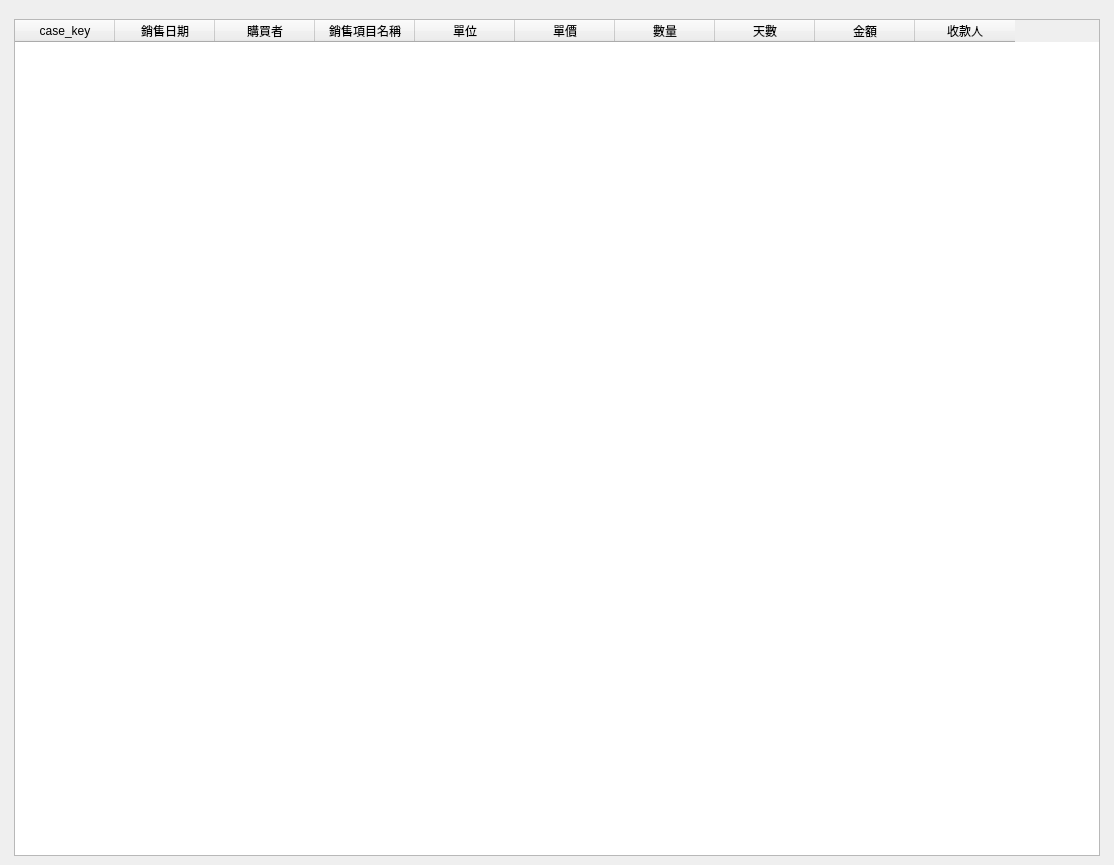
Qt form ui/statistics_store_revenue_amount.ui (picacat/pymedical) before a commit.
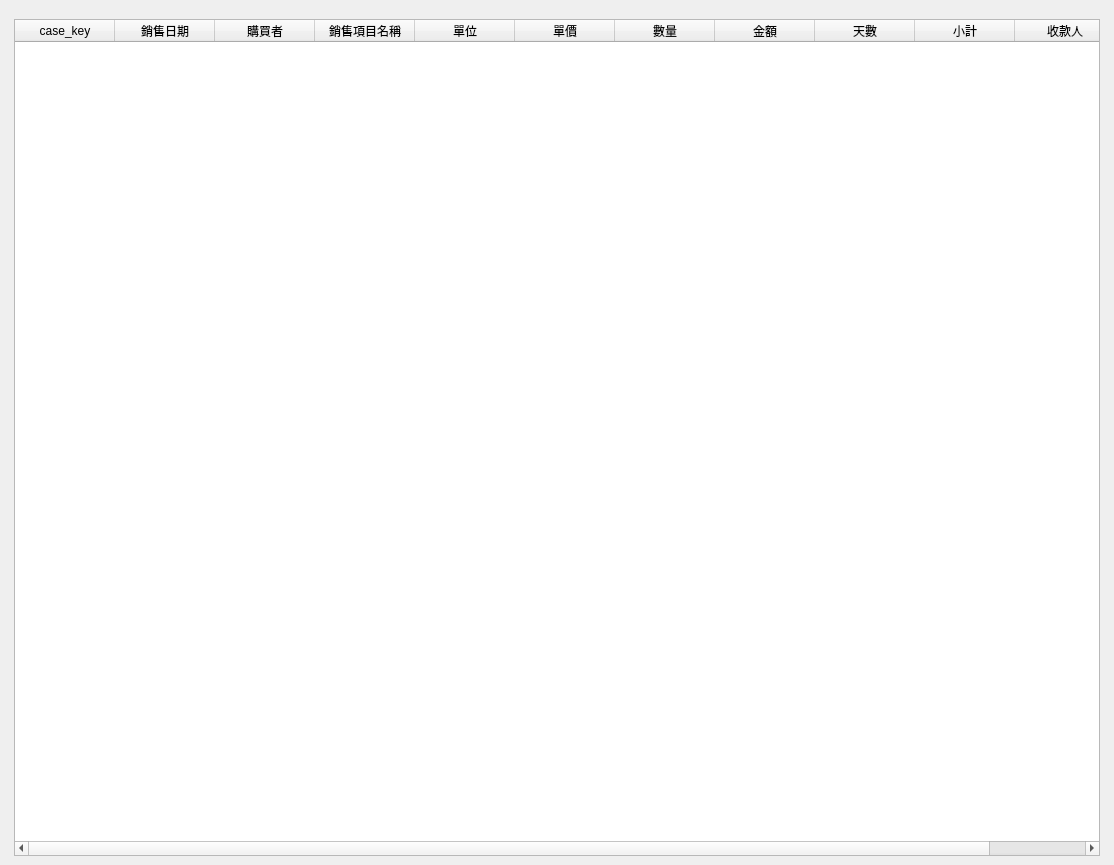
The same form after that commit. Icons and pictures are not drawn.

The edit to the form file:
```diff
--- a/ui/statistics_store_revenue_amount.ui
+++ b/ui/statistics_store_revenue_amount.ui
@@ -78,16 +78,21 @@
                 <string>數量</string>
                </property>
               </column>
-              <column>
-               <property name="text">
-                <string>天數</string>
-               </property>
-              </column>
               <column>
                <property name="text">
                 <string>金額</string>
                </property>
               </column>
+              <column>
+               <property name="text">
+                <string>天數</string>
+               </property>
+              </column>
+              <column>
+               <property name="text">
+                <string>小計</string>
+               </property>
+              </column>
               <column>
                <property name="text">
                 <string>收款人</string>
```
